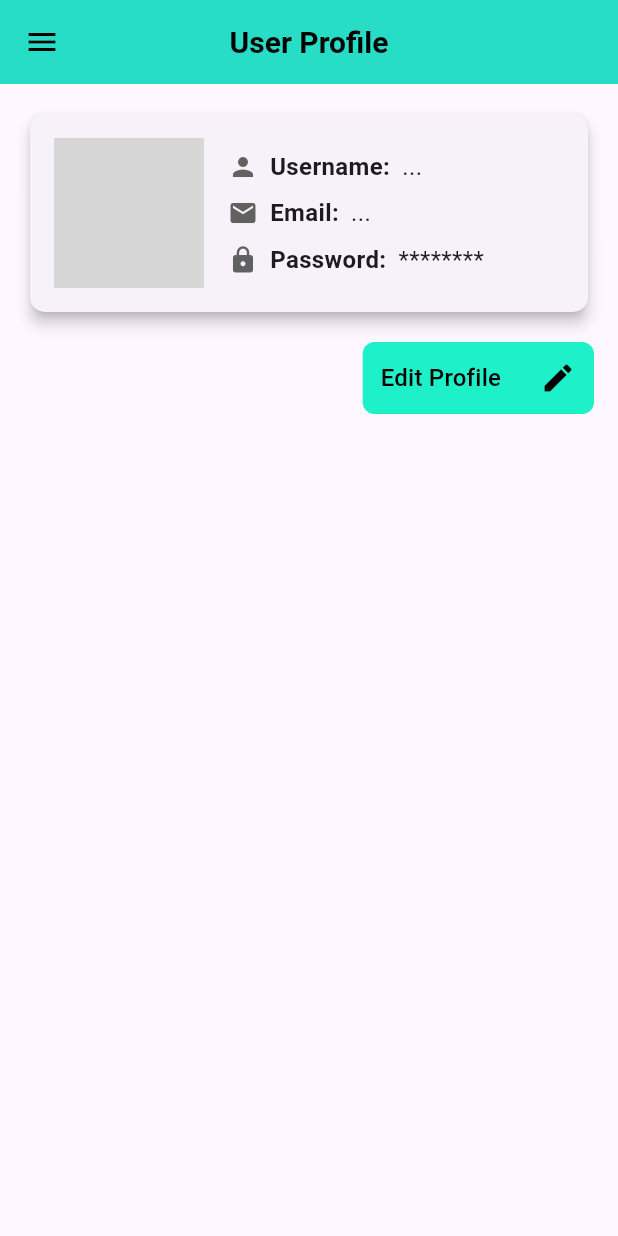
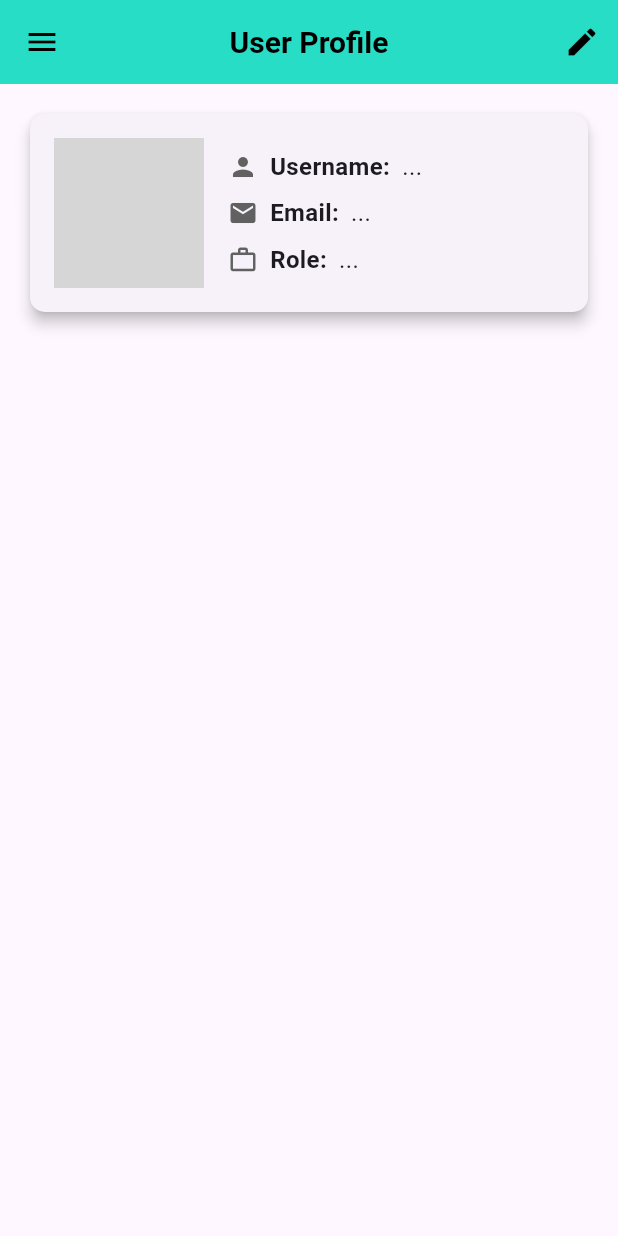
Before and after one commit to Alex16oz/aplikasiflutter1, a Flutter app: the UserProfilePage screen opened by its route, on a phone screen of 412 x 824 dp. Run offline on Flutter 3.47's test engine with Material 3 defaults, Android fonts, the phone set to English and light mode, and no system bars; our stand-ins replace supabase_flutter; accounts and stored records are empty; network calls fail; grey boxes are pictures that could not be loaded.

Commit message:
v10 user profile done

```diff
--- a/lib/pages/user_profile_page.dart
+++ b/lib/pages/user_profile_page.dart
@@ -18,6 +18,7 @@ class _UserProfilePageState extends State<UserProfilePage> {
   String _userId = '...';
   String _username = '...';
   String _email = '...';
+  String _role = '...'; // Added to store the user's role
 
   // Form keys
   final _passwordFormKey = GlobalKey<FormState>();
@@ -44,6 +45,8 @@ class _UserProfilePageState extends State<UserProfilePage> {
         _userId = args['id'] ?? '...';
         _username = args['username'] ?? '...';
         _email = args['email'] ?? '...';
+        _role = args['role'] ??
+            '...'; // Extract role from navigation arguments
       });
     }
   }
@@ -277,6 +280,28 @@ class _UserProfilePageState extends State<UserProfilePage> {
     return Scaffold(
       appBar: AppBar(
         title: const Text('User Profile'),
+        actions: <Widget>[
+          PopupMenuButton<String>(
+            onSelected: (String newValue) {
+              if (newValue == 'Edit Username') {
+                _showEditUsernameDialog();
+              } else if (newValue == 'Edit Password') {
+                _showEditPasswordDialog();
+              } else if (newValue == 'Edit Email') {
+                _showEditEmailDialog();
+              }
+            },
+            itemBuilder: (BuildContext context) {
+              return editOptions.map((String choice) {
+                return PopupMenuItem<String>(
+                  value: choice,
+                  child: Text(choice),
+                );
+              }).toList();
+            },
+            icon: const Icon(Icons.edit),
+          ),
+        ],
       ),
       drawer: const AppDrawer(),
       body: Padding(
@@ -310,9 +335,9 @@ class _UserProfilePageState extends State<UserProfilePage> {
                               value: _email),
                           const SizedBox(height: 8.0),
                           _buildUserInfoRow(
-                              icon: Icons.lock,
-                              label: 'Password:',
-                              value: '********'),
+                              icon: Icons.work_outline, // Changed icon
+                              label: 'Role:', // Changed label
+                              value: _role), // Changed value to display role
                         ],
                       ),
                     ),
@@ -321,33 +346,6 @@ class _UserProfilePageState extends State<UserProfilePage> {
               ),
             ),
             const SizedBox(height: 16.0),
-            Align(
-              alignment: Alignment.centerRight,
-              child: Container(
-                padding: const EdgeInsets.symmetric(horizontal: 12.0),
-                decoration: BoxDecoration(
-                  color: Theme.of(context).primaryColor,
-                  borderRadius: BorderRadius.circular(8.0),
-                ),
-                child: DropdownButtonHideUnderline(
-                  child: DropdownButton<String>(
-                    hint: const Text('Edit Profile', style: TextStyle(color: Colors.black)),
-                    icon: const Icon(Icons.edit, color: Colors.black),
-                    onChanged: (String? newValue) {
-                      if (newValue == 'Edit Username') _showEditUsernameDialog();
-                      if (newValue == 'Edit Password') _showEditPasswordDialog();
-                      if (newValue == 'Edit Email') _showEditEmailDialog();
-                    },
-                    items: editOptions.map<DropdownMenuItem<String>>((String value) {
-                      return DropdownMenuItem<String>(
-                        value: value,
-                        child: Text(value),
-                      );
-                    }).toList(),
-                  ),
-                ),
-              ),
-            ),
           ],
         ),
       ),
```
